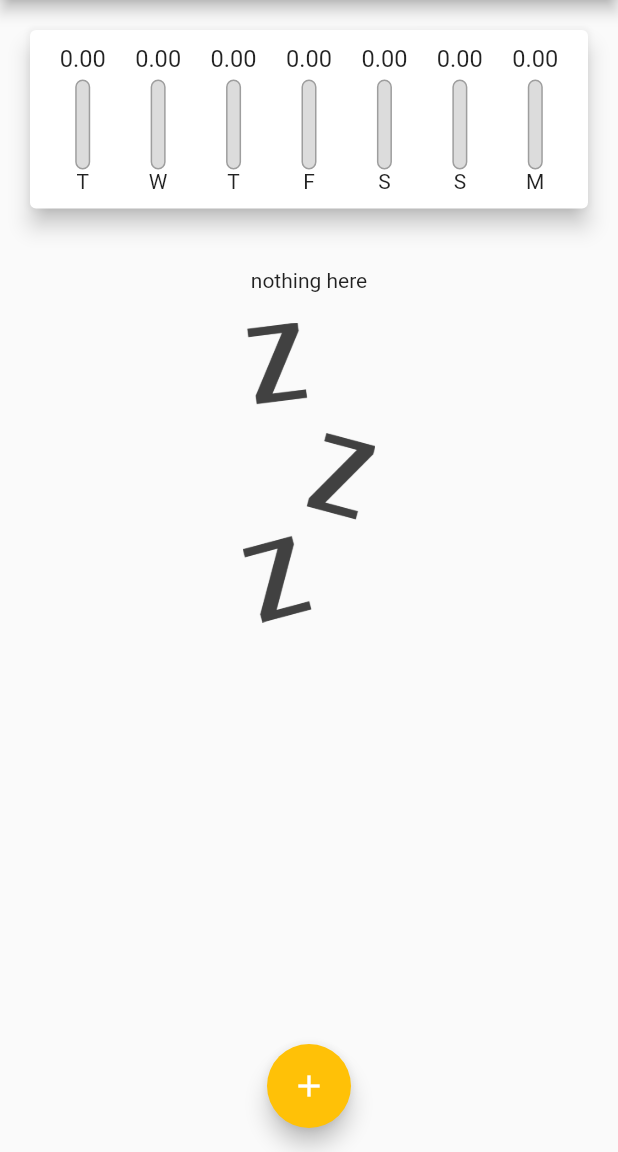
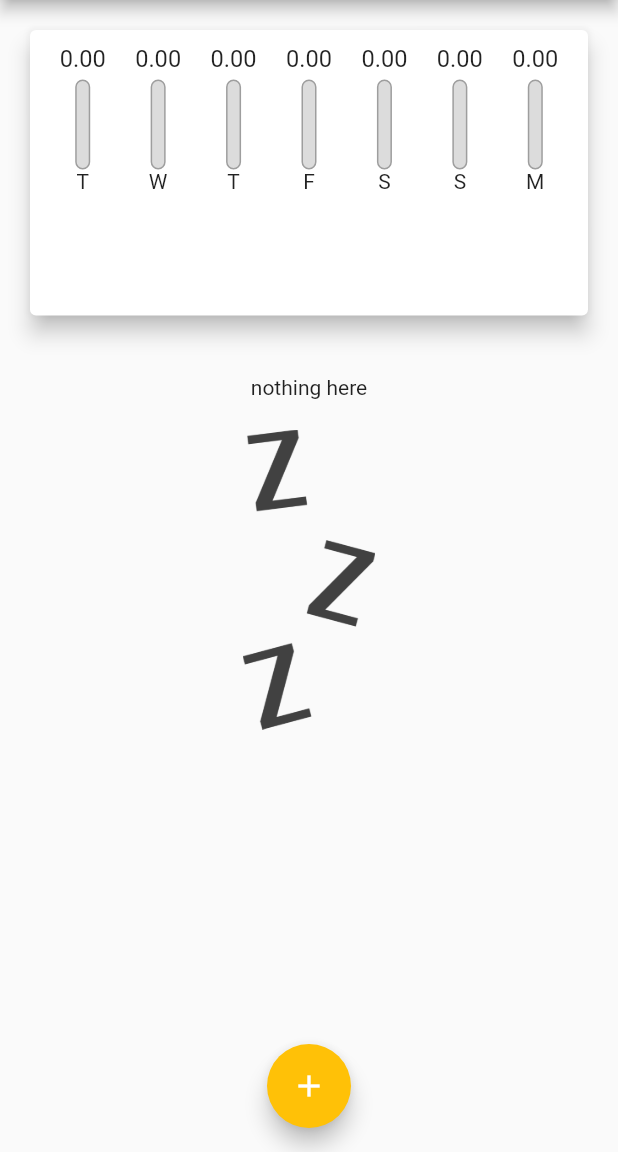
Before and after one commit to Dracorike/Financas, a Flutter app: the screen it shows after launch, on a phone screen of 412 x 824 dp, the part 84-1236 px from its top. Run offline on Flutter 3.47's test engine with Material 2 defaults, Android fonts, the phone set to English and light mode, and no system bars; Roboto replaces fonts that are missing (Arial).

Commit message:
[main] ocupação de componentes nas telas reformuladas.

```diff
--- a/lib/main.dart
+++ b/lib/main.dart
@@ -99,24 +99,37 @@ class _MyHomePageState extends State<MyHomePage> {
 
   @override
   Widget build(BuildContext context) {
-    return Scaffold(
-      appBar: AppBar(
+    final AppBar mainScreenAppBar = AppBar(
       title: const Text('App finanças'),
       actions: [
         IconButton(
             onPressed: () => _openTransactionForm(context),
             icon: const Icon(Icons.add))
       ],
-      ),
+    );
+    final availableSizeScreen = MediaQuery.of(context).size.height -
+        mainScreenAppBar.preferredSize.height -
+        MediaQuery.of(context).padding.top;
+
+    return Scaffold(
+      appBar: mainScreenAppBar,
       body: SingleChildScrollView(
         child: Column(
           crossAxisAlignment: CrossAxisAlignment.stretch,
           children: [
-            Chart(recentTransactions: _recentsTransactions),
+            SizedBox(
+              child: SizedBox(
+                height: availableSizeScreen * 0.3,
+                child: Chart(recentTransactions: _recentsTransactions),
+              ),
+            ),
             _listTransaction.isNotEmpty
-                ? ListTransaction(
+                ? SizedBox(
+                    height: availableSizeScreen * 0.7,
+                    child: ListTransaction(
                       listTransaction: _listTransaction,
                       deleteExpance: _deleteExpance,
+                    ),
                   )
                 : Column(
                     crossAxisAlignment: CrossAxisAlignment.center,
--- a/lib/ui/components/list_transaction.dart
+++ b/lib/ui/components/list_transaction.dart
@@ -10,7 +10,6 @@ class ListTransaction extends StatelessWidget {
   @override
   Widget build(BuildContext context) {
     return SizedBox(
-      height: 500,
       child: ListView.builder(
         itemCount: listTransaction.length,
         itemBuilder: (context, index) {
```
Lines whose indentation alone changed are shown as unchanged.
